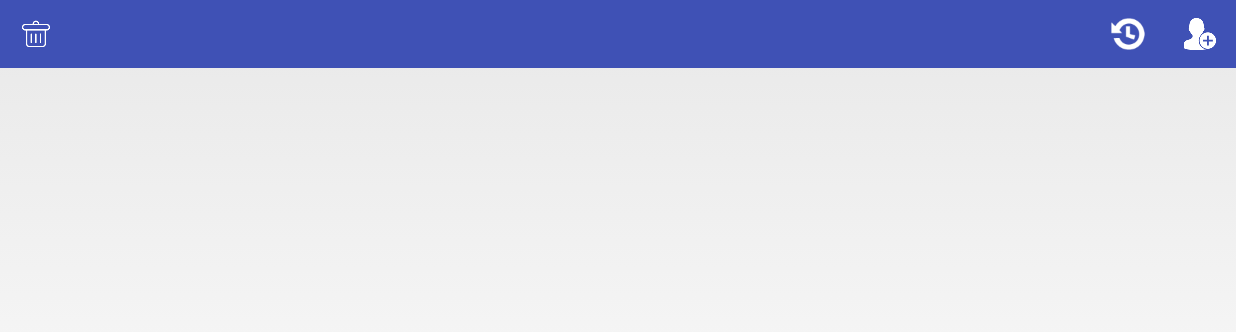
After one commit to huazi2016/Stare_app, an Android app: the HistoryActivity screen opened directly, with no data from a screen before it, on a phone screen of 824 x 412 dp (held sideways). The commit adds this screen. Shown: the top 332 px of the screen. Run offline under Robolectric (Android 15) with nearby library versions, the phone set to English and light mode, and no system bars.

```diff
--- /dev/null
+++ b/app/src/main/java/com/blueocean/stare_app/HistoryActivity.java
@@ -0,0 +1,13 @@
+package com.blueocean.stare_app;
+
+import android.app.Activity;
+import android.os.Bundle;
+
+public class HistoryActivity extends Activity {
+
+    @Override
+    protected void onCreate(Bundle savedInstanceState) {
+        super.onCreate(savedInstanceState);
+        setContentView(R.layout.activity_history);
+    }
+}
--- /dev/null
+++ b/app/src/main/res/layout/activity_history.xml
@@ -0,0 +1,22 @@
+<?xml version="1.0" encoding="utf-8"?>
+<LinearLayout
+    android:id="@+id/activity_history"
+    xmlns:android="http://schemas.android.com/apk/res/android"
+    xmlns:tools="http://schemas.android.com/tools"
+    android:layout_width="match_parent"
+    android:layout_height="match_parent"
+    tools:context="com.blueocean.stare_app.HistoryActivity"
+    android:orientation="vertical">
+
+    <include layout="@layout/titlebar_layout"/>
+
+    <LinearLayout
+        android:layout_width="match_parent"
+        android:layout_height="48dp"/>
+
+    <ListView
+        android:id="@+id/history_listview"
+        android:layout_width="match_parent"
+        android:layout_height="match_parent"/>
+
+</LinearLayout>
--- a/app/src/main/res/layout/titlebar_layout.xml
+++ b/app/src/main/res/layout/titlebar_layout.xml
@@ -32,6 +32,16 @@
             android:textColor="@android:color/white"/>
 
         <ImageView
+            android:id="@+id/iv_history_icon"
+            android:layout_width="48dp"
+            android:layout_height="48dp"
+            android:padding="12dp"
+            android:layout_toLeftOf="@+id/iv_right_icon"
+            android:visibility="visible"
+            android:layout_centerVertical="true"
+            android:src="@drawable/history_icon"/>
+
+        <ImageView
             android:id="@+id/iv_right_icon"
             android:layout_width="48dp"
             android:layout_height="48dp"
--- a/app/src/main/res/values/colors.xml
+++ b/app/src/main/res/values/colors.xml
@@ -3,4 +3,9 @@
     <color name="colorPrimary">#3F51B5</color>
     <color name="colorPrimaryDark">#303F9F</color>
     <color name="colorAccent">#FF4081</color>
+
+
+    <color name="win_select">#09BB07</color>
+    <color name="win_normal">#BFBFBF</color>
+    <color name="score_red">#f50606</color>
 </resources>
```
Also changed, not shown: app/src/main/AndroidManifest.xml (+6 -2 lines), app/src/main/java/com/blueocean/stare_app/ComputeResultActivity.java (+11 -8 lines), app/src/main/java/com/blueocean/stare_app/ComputeResultAdapter.java (+59 -8 lines), app/src/main/java/com/blueocean/stare_app/MainActivity.java (+25 -6 lines), app/src/main/java/com/blueocean/stare_app/PersonBo.java (+9 -0 lines), app/src/main/res/drawable/edit_select_bg.xml (added, +18 -0 lines), app/src/main/res/drawable/selector_edittext_bg.xml (added, +7 -0 lines), app/src/main/res/layout/computer_result_item_layout.xml (+36 -16 lines), app/src/main/res/drawable-xhdpi/history_icon.png (added), app/src/main/res/drawable-xhdpi/win_normal.png (added), app/src/main/res/drawable-xhdpi/win_selected.png (added).
